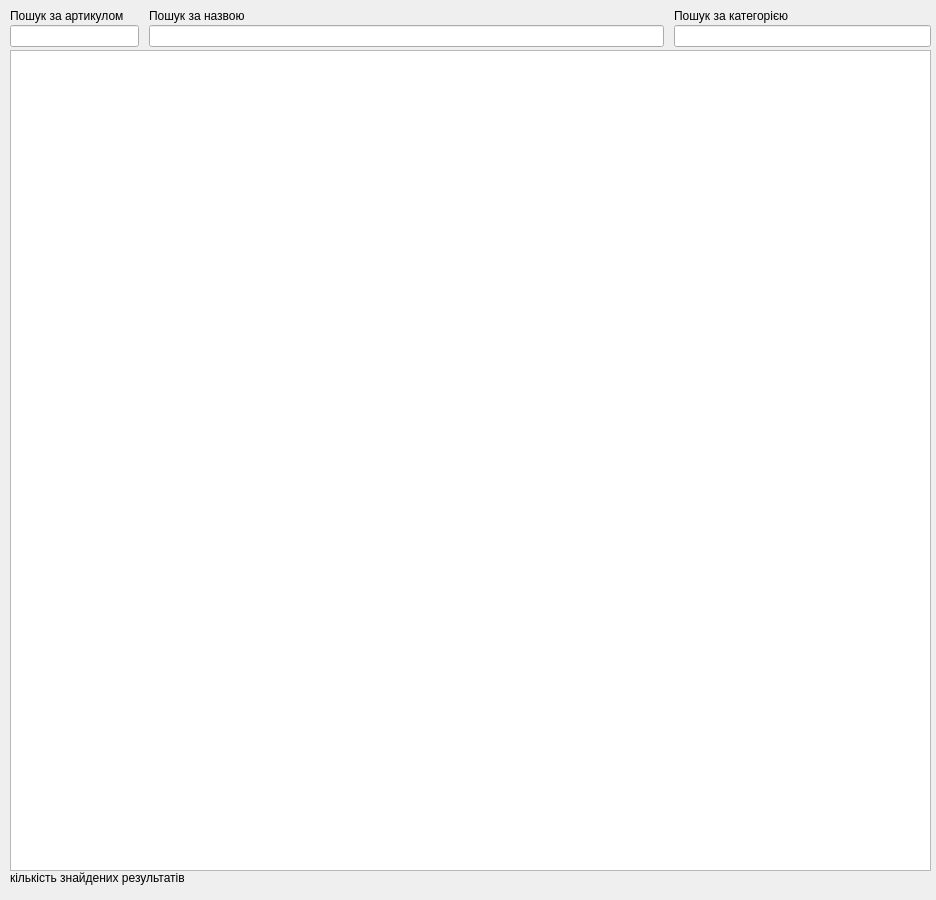
Old version of the form viyar/Price_Window.ui in the repository Anatoliy-ProffDesgn/TestOffice.
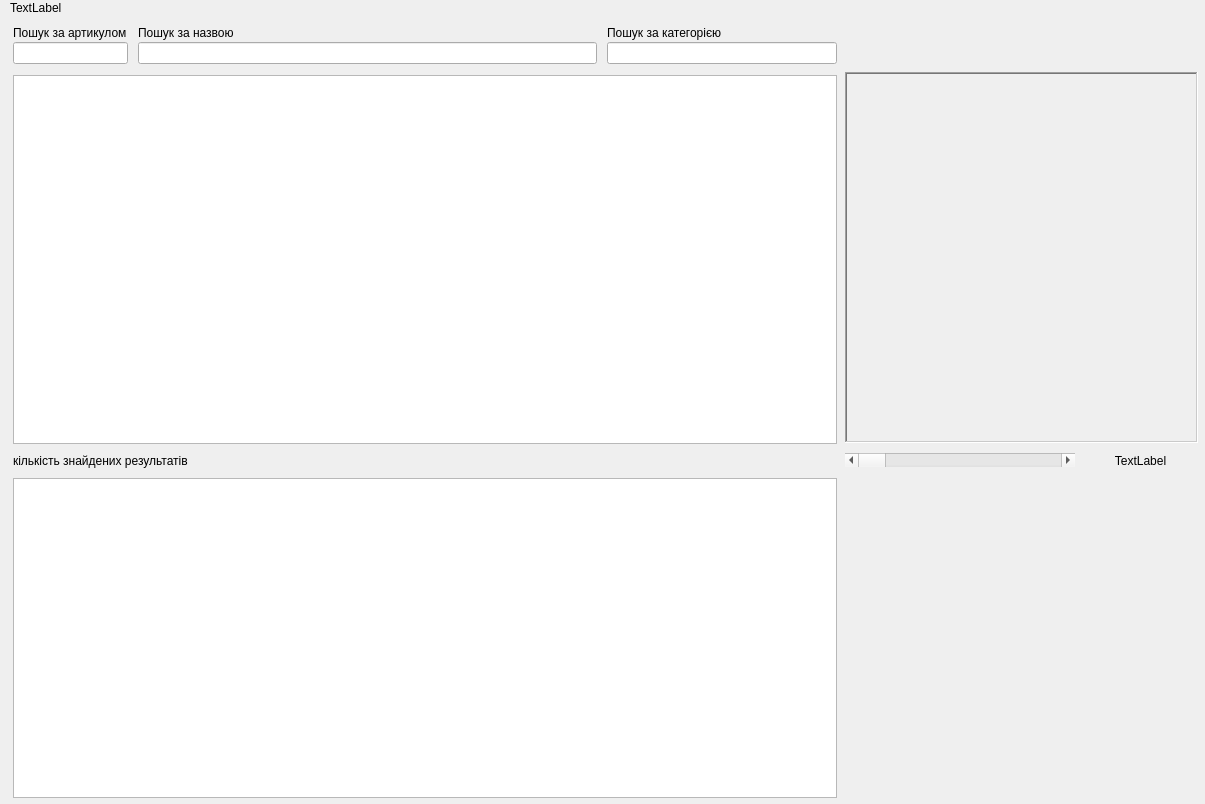
New version of the form.

Patch:
```diff
--- a/viyar/Price_Window.ui
+++ b/viyar/Price_Window.ui
@@ -6,45 +6,54 @@
    <rect>
     <x>0</x>
     <y>0</y>
-    <width>936</width>
-    <height>900</height>
+    <width>1205</width>
+    <height>804</height>
    </rect>
   </property>
   <property name="windowTitle">
    <string>Form</string>
   </property>
-  <widget class="QTreeView" name="treeView">
+  <widget class="QLabel" name="label_PriceDataName">
    <property name="geometry">
     <rect>
      <x>10</x>
-     <y>50</y>
-     <width>921</width>
-     <height>821</height>
-    </rect>
-   </property>
-  </widget>
-  <widget class="QLabel" name="label">
-   <property name="geometry">
-    <rect>
-     <x>10</x>
-     <y>870</y>
-     <width>341</width>
+     <y>0</y>
+     <width>301</width>
      <height>16</height>
     </rect>
    </property>
    <property name="text">
-    <string>кількість знайдених результатів</string>
+    <string>TextLabel</string>
    </property>
   </widget>
   <widget class="QWidget" name="gridLayoutWidget_2">
    <property name="geometry">
     <rect>
      <x>10</x>
-     <y>-1</y>
-     <width>921</width>
-     <height>51</height>
+     <y>20</y>
+     <width>1191</width>
+     <height>781</height>
     </rect>
    </property>
+   <layout class="QGridLayout" name="gridLayout" rowstretch="7,5" columnstretch="7,3">
+    <property name="leftMargin">
+     <number>3</number>
+    </property>
+    <property name="topMargin">
+     <number>3</number>
+    </property>
+    <property name="rightMargin">
+     <number>3</number>
+    </property>
+    <property name="bottomMargin">
+     <number>3</number>
+    </property>
+    <property name="spacing">
+     <number>8</number>
+    </property>
+    <item row="0" column="0">
+     <layout class="QVBoxLayout" name="verticalLayout" stretch="10,100,5">
+      <item>
    <layout class="QGridLayout" name="gridLayout_2" columnstretch="1,4,2">
     <property name="topMargin">
      <number>3</number>
@@ -96,6 +105,74 @@
     </item>
     <item row="1" column="2">
      <widget class="QLineEdit" name="lineEdit_SearchCategori"/>
+        </item>
+       </layout>
+      </item>
+      <item>
+       <widget class="QTreeView" name="treeView"/>
+      </item>
+      <item>
+       <widget class="QLabel" name="label">
+        <property name="text">
+         <string>кількість знайдених результатів</string>
+        </property>
+       </widget>
+      </item>
+     </layout>
+    </item>
+    <item row="1" column="0">
+     <widget class="QTreeView" name="treeView_2"/>
+    </item>
+    <item row="0" column="1">
+     <layout class="QVBoxLayout" name="verticalLayout_2" stretch="11,100,5">
+      <item>
+       <widget class="QLabel" name="label_5">
+        <property name="text">
+         <string/>
+        </property>
+       </widget>
+      </item>
+      <item>
+       <widget class="QLabel" name="label_img">
+        <property name="autoFillBackground">
+         <bool>true</bool>
+        </property>
+        <property name="frameShape">
+         <enum>QFrame::WinPanel</enum>
+        </property>
+        <property name="frameShadow">
+         <enum>QFrame::Sunken</enum>
+        </property>
+        <property name="text">
+         <string/>
+        </property>
+       </widget>
+      </item>
+      <item>
+       <layout class="QHBoxLayout" name="horizontalLayout" stretch="2,1">
+        <item>
+         <widget class="QScrollBar" name="horizontalScrollBar">
+          <property name="orientation">
+           <enum>Qt::Horizontal</enum>
+          </property>
+         </widget>
+        </item>
+        <item>
+         <widget class="QLabel" name="label_art">
+          <property name="frameShape">
+           <enum>QFrame::NoFrame</enum>
+          </property>
+          <property name="text">
+           <string>TextLabel</string>
+          </property>
+          <property name="alignment">
+           <set>Qt::AlignCenter</set>
+          </property>
+         </widget>
+        </item>
+       </layout>
+      </item>
+     </layout>
     </item>
    </layout>
   </widget>
```
Left out of the diff: 36 changed lines with no effect on the pictures. Lines whose indentation alone changed are shown as unchanged.
